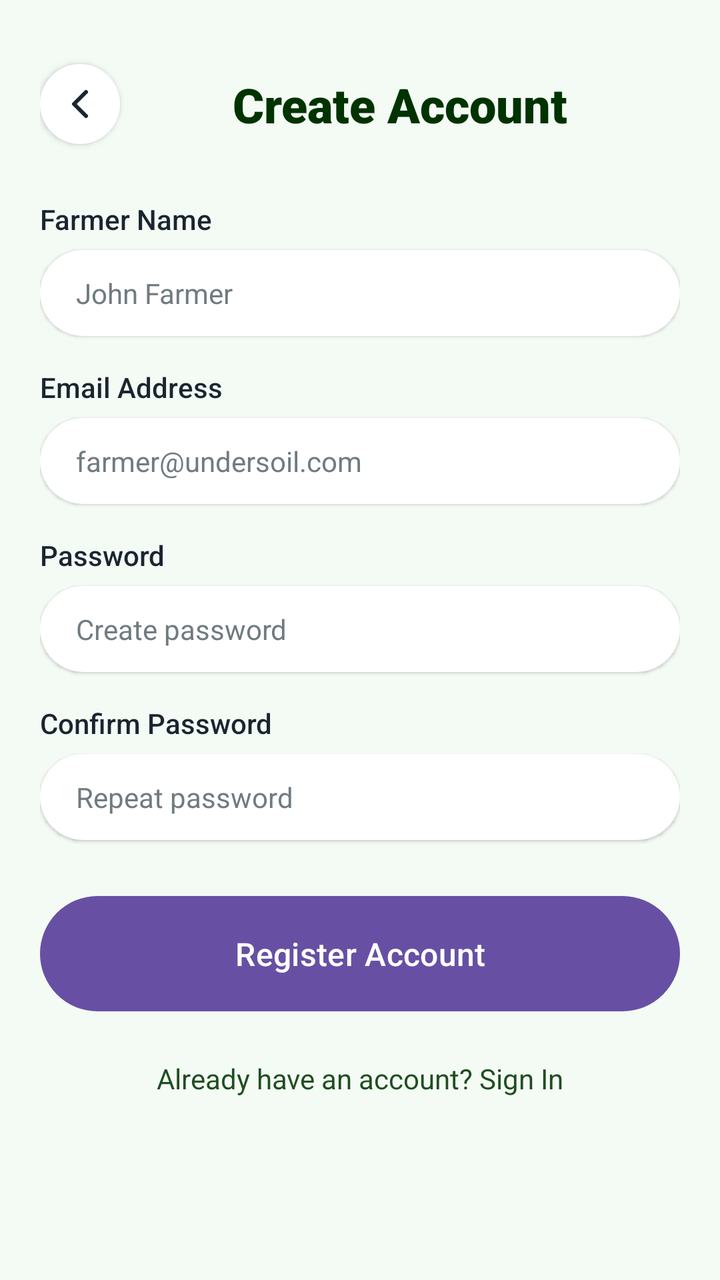
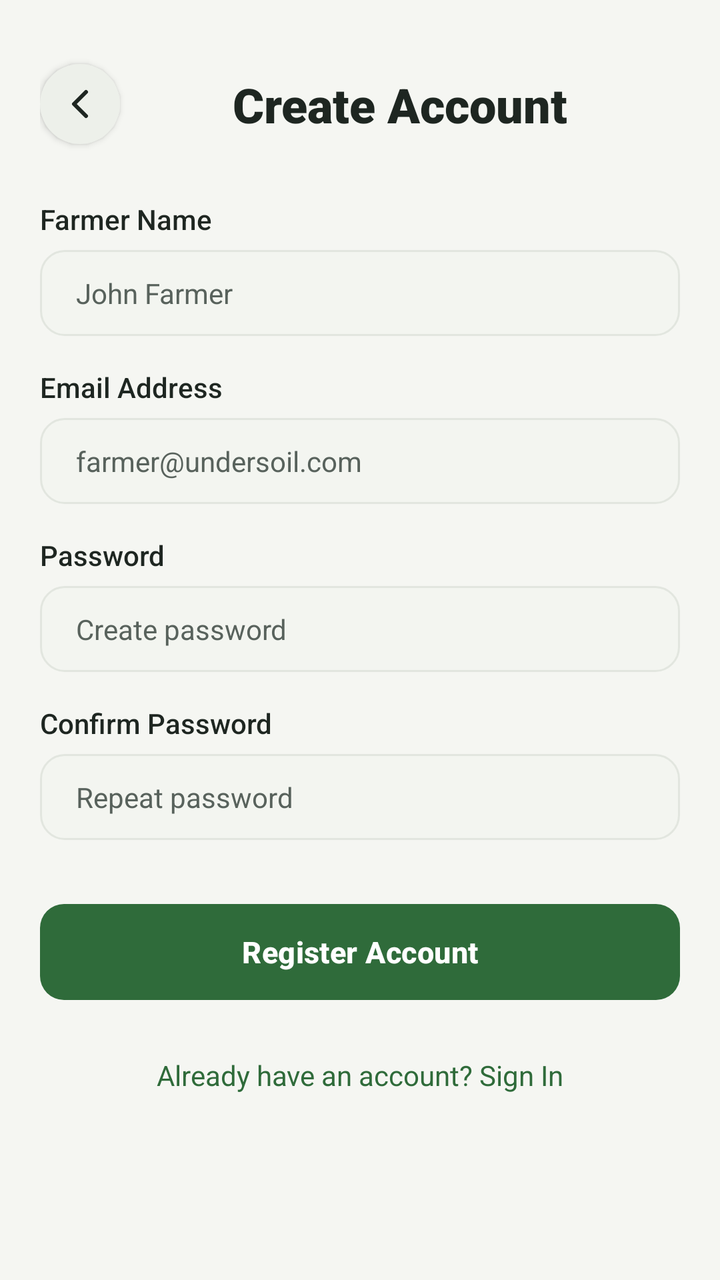

An Android layout rendered at two revisions. The XML below is the earlier revision; the diff shows what the commit changed to produce the second picture.
<!-- AndroidManifest.xml: application theme Theme.Undersoil -->
<!-- res/layout/activity_sign_up.xml -->
<?xml version="1.0" encoding="utf-8"?>
<androidx.constraintlayout.widget.ConstraintLayout xmlns:android="http://schemas.android.com/apk/res/android"
    xmlns:app="http://schemas.android.com/apk/res-auto"
    android:id="@+id/main"
    android:layout_width="match_parent"
    android:layout_height="match_parent"
    android:background="@color/bg_light_green"
    android:padding="20dp">

    <ImageButton
        android:id="@+id/backButton"
        android:layout_width="40dp"
        android:layout_height="40dp"
        android:layout_marginTop="12dp"
        android:background="@drawable/bg_circle_white"
        android:elevation="2dp"
        android:padding="10dp"
        android:src="@drawable/ic_back_arrow"
        android:contentDescription="Back"
        app:layout_constraintStart_toStartOf="parent"
        app:layout_constraintTop_toTopOf="parent" />

    <TextView
        android:id="@+id/titleText"
        android:layout_width="wrap_content"
        android:layout_height="wrap_content"
        android:fontFamily="sans-serif-black"
        android:text="Create Account"
        android:textColor="@color/text_main_dark"
        android:textSize="24sp"
        app:layout_constraintBottom_toBottomOf="@id/backButton"
        app:layout_constraintEnd_toEndOf="parent"
        app:layout_constraintStart_toEndOf="@id/backButton"
        app:layout_constraintTop_toTopOf="@id/backButton" />

    <TextView
        android:id="@+id/nameLabel"
        android:layout_width="0dp"
        android:layout_height="wrap_content"
        android:layout_marginTop="28dp"
        android:fontFamily="sans-serif-medium"
        android:text="Farmer Name"
        android:textColor="@color/text_dark"
        android:textSize="14sp"
        app:layout_constraintEnd_toEndOf="parent"
        app:layout_constraintStart_toStartOf="parent"
        app:layout_constraintTop_toBottomOf="@id/backButton" />

    <EditText
        android:id="@+id/nameInput"
        android:layout_width="0dp"
        android:layout_height="wrap_content"
        android:layout_marginTop="6dp"
        android:background="@drawable/bg_pill_white"
        android:elevation="1dp"
        android:fontFamily="sans-serif"
        android:hint="John Farmer"
        android:inputType="textPersonName|textCapWords"
        android:paddingHorizontal="18dp"
        android:paddingVertical="12dp"
        android:textColor="@color/input_text"
        android:textColorHint="@color/text_sub"
        android:textSize="14sp"
        app:layout_constraintEnd_toEndOf="parent"
        app:layout_constraintStart_toStartOf="parent"
        app:layout_constraintTop_toBottomOf="@id/nameLabel" />

    <TextView
        android:id="@+id/emailLabel"
        android:layout_width="0dp"
        android:layout_height="wrap_content"
        android:layout_marginTop="16dp"
        android:fontFamily="sans-serif-medium"
        android:text="Email Address"
        android:textColor="@color/text_dark"
        android:textSize="14sp"
        app:layout_constraintEnd_toEndOf="parent"
        app:layout_constraintStart_toStartOf="parent"
        app:layout_constraintTop_toBottomOf="@id/nameInput" />

    <EditText
        android:id="@+id/emailInput"
        android:layout_width="0dp"
        android:layout_height="wrap_content"
        android:layout_marginTop="6dp"
        android:background="@drawable/bg_pill_white"
        android:elevation="1dp"
        android:fontFamily="sans-serif"
        android:hint="farmer@undersoil.com"
        android:inputType="textEmailAddress"
        android:paddingHorizontal="18dp"
        android:paddingVertical="12dp"
        android:textColor="@color/input_text"
        android:textColorHint="@color/text_sub"
        android:textSize="14sp"
        app:layout_constraintEnd_toEndOf="parent"
        app:layout_constraintStart_toStartOf="parent"
        app:layout_constraintTop_toBottomOf="@id/emailLabel" />

    <TextView
        android:id="@+id/passwordLabel"
        android:layout_width="0dp"
        android:layout_height="wrap_content"
        android:layout_marginTop="16dp"
        android:fontFamily="sans-serif-medium"
        android:text="Password"
        android:textColor="@color/text_dark"
        android:textSize="14sp"
        app:layout_constraintEnd_toEndOf="parent"
        app:layout_constraintStart_toStartOf="parent"
        app:layout_constraintTop_toBottomOf="@id/emailInput" />

    <EditText
        android:id="@+id/passwordInput"
        android:layout_width="0dp"
        android:layout_height="wrap_content"
        android:layout_marginTop="6dp"
        android:background="@drawable/bg_pill_white"
        android:elevation="1dp"
        android:fontFamily="sans-serif"
        android:hint="Create password"
        android:inputType="textPassword"
        android:paddingHorizontal="18dp"
        android:paddingVertical="12dp"
        android:textColor="@color/input_text"
        android:textColorHint="@color/text_sub"
        android:textSize="14sp"
        app:layout_constraintEnd_toEndOf="parent"
        app:layout_constraintStart_toStartOf="parent"
        app:layout_constraintTop_toBottomOf="@id/passwordLabel" />

    <TextView
        android:id="@+id/confirmPasswordLabel"
        android:layout_width="0dp"
        android:layout_height="wrap_content"
        android:layout_marginTop="16dp"
        android:fontFamily="sans-serif-medium"
        android:text="Confirm Password"
        android:textColor="@color/text_dark"
        android:textSize="14sp"
        app:layout_constraintEnd_toEndOf="parent"
        app:layout_constraintStart_toStartOf="parent"
        app:layout_constraintTop_toBottomOf="@id/passwordInput" />

    <EditText
        android:id="@+id/confirmPasswordInput"
        android:layout_width="0dp"
        android:layout_height="wrap_content"
        android:layout_marginTop="6dp"
        android:background="@drawable/bg_pill_white"
        android:elevation="1dp"
        android:fontFamily="sans-serif"
        android:hint="Repeat password"
        android:inputType="textPassword"
        android:paddingHorizontal="18dp"
        android:paddingVertical="12dp"
        android:textColor="@color/input_text"
        android:textColorHint="@color/text_sub"
        android:textSize="14sp"
        app:layout_constraintEnd_toEndOf="parent"
        app:layout_constraintStart_toStartOf="parent"
        app:layout_constraintTop_toBottomOf="@id/confirmPasswordLabel" />

    <Button
        android:id="@+id/signUpButton"
        android:layout_width="0dp"
        android:layout_height="wrap_content"
        android:layout_marginTop="28dp"
        android:background="@drawable/bg_pill_green"
        android:elevation="2dp"
        android:fontFamily="sans-serif-medium"
        android:paddingVertical="14dp"
        android:text="Register Account"
        android:textAllCaps="false"
        android:textColor="@color/white"
        android:textSize="16sp"
        app:layout_constraintEnd_toEndOf="parent"
        app:layout_constraintStart_toStartOf="parent"
        app:layout_constraintTop_toBottomOf="@id/confirmPasswordInput" />

    <TextView
        android:id="@+id/tvLoginPrompt"
        android:layout_width="wrap_content"
        android:layout_height="wrap_content"
        android:layout_marginTop="16dp"
        android:fontFamily="sans-serif"
        android:padding="8dp"
        android:text="Already have an account? Sign In"
        android:textColor="@color/main_green"
        android:textSize="14sp"
        app:layout_constraintEnd_toEndOf="parent"
        app:layout_constraintStart_toStartOf="parent"
        app:layout_constraintTop_toBottomOf="@id/signUpButton" />

</androidx.constraintlayout.widget.ConstraintLayout>
<!-- resources referenced by this layout -->
<resources>
  <color name="bg_light_green">#F4FAF4</color>
  <color name="input_text">#1A3025</color>
  <color name="main_green">#1F4E20</color>
  <color name="text_dark">#1A2530</color>
  <color name="text_main_dark">#003300</color>
  <color name="text_sub">#707B81</color>
  <color name="white">#FFFFFFFF</color>
  <!-- drawable bg_circle_white (drawable) -->
  <?xml version="1.0" encoding="utf-8"?>
  <shape xmlns:android="http://schemas.android.com/apk/res/android"
      android:shape="oval">
      <solid android:color="@color/white" />
  </shape>
  <!-- drawable bg_pill_green (drawable) -->
  <?xml version="1.0" encoding="utf-8"?>
  <shape xmlns:android="http://schemas.android.com/apk/res/android"
      android:shape="rectangle">
      <solid android:color="@color/main_green" />
      <corners android:radius="50dp" />
  </shape>
  <!-- drawable bg_pill_white (drawable) -->
  <?xml version="1.0" encoding="utf-8"?>
  <shape xmlns:android="http://schemas.android.com/apk/res/android"
      android:shape="rectangle">
      <solid android:color="@color/white" />
      <corners android:radius="50dp" />
  </shape>
  <!-- drawable ic_back_arrow (drawable) -->
  <?xml version="1.0" encoding="utf-8"?>
  <vector xmlns:android="http://schemas.android.com/apk/res/android"
      android:width="24dp"
      android:height="24dp"
      android:viewportWidth="24"
      android:viewportHeight="24">
      <path
          android:fillColor="@android:color/transparent"
          android:strokeColor="#1A2530"
          android:strokeWidth="2"
          android:strokeLineCap="round"
          android:strokeLineJoin="round"
          android:pathData="M15,18 L9,12 L15,6" />
  </vector>
  <style name="Base.Theme.Undersoil" parent="Theme.Material3.DayNight.NoActionBar">
          
      </style>
  <!-- unchanged entries left out for length: 1 -->
</resources>

<!-- the commit's change to res/layout/activity_sign_up.xml (unified diff, before → after) -->
@@ -4,7 +4,7 @@
     android:id="@+id/main"
     android:layout_width="match_parent"
     android:layout_height="match_parent"
-    android:background="@color/bg_light_green"
+    android:background="@drawable/bg_screen_gradient"
     android:padding="20dp">
 
     <ImageButton
@@ -51,8 +51,7 @@
         android:layout_width="0dp"
         android:layout_height="wrap_content"
         android:layout_marginTop="6dp"
-        android:background="@drawable/bg_pill_white"
-        android:elevation="1dp"
+        android:background="@drawable/bg_input_field"
         android:fontFamily="sans-serif"
         android:hint="John Farmer"
         android:inputType="textPersonName|textCapWords"
@@ -83,8 +82,7 @@
         android:layout_width="0dp"
         android:layout_height="wrap_content"
         android:layout_marginTop="6dp"
-        android:background="@drawable/bg_pill_white"
-        android:elevation="1dp"
+        android:background="@drawable/bg_input_field"
         android:fontFamily="sans-serif"
         android:hint="farmer@undersoil.com"
         android:inputType="textEmailAddress"
@@ -115,8 +113,7 @@
         android:layout_width="0dp"
         android:layout_height="wrap_content"
         android:layout_marginTop="6dp"
-        android:background="@drawable/bg_pill_white"
-        android:elevation="1dp"
+        android:background="@drawable/bg_input_field"
         android:fontFamily="sans-serif"
         android:hint="Create password"
         android:inputType="textPassword"
@@ -147,8 +144,7 @@
         android:layout_width="0dp"
         android:layout_height="wrap_content"
         android:layout_marginTop="6dp"
-        android:background="@drawable/bg_pill_white"
-        android:elevation="1dp"
+        android:background="@drawable/bg_input_field"
         android:fontFamily="sans-serif"
         android:hint="Repeat password"
         android:inputType="textPassword"
@@ -161,19 +157,14 @@
         app:layout_constraintStart_toStartOf="parent"
         app:layout_constraintTop_toBottomOf="@id/confirmPasswordLabel" />
 
-    <Button
+    <com.google.android.material.button.MaterialButton
         android:id="@+id/signUpButton"
+        style="@style/Widget.AgriTech.Button"
+        android:minHeight="56dp"
         android:layout_width="0dp"
         android:layout_height="wrap_content"
         android:layout_marginTop="28dp"
-        android:background="@drawable/bg_pill_green"
-        android:elevation="2dp"
-        android:fontFamily="sans-serif-medium"
-        android:paddingVertical="14dp"
         android:text="Register Account"
-        android:textAllCaps="false"
-        android:textColor="@color/white"
-        android:textSize="16sp"
         app:layout_constraintEnd_toEndOf="parent"
         app:layout_constraintStart_toStartOf="parent"
         app:layout_constraintTop_toBottomOf="@id/confirmPasswordInput" />
<!-- resource entries referenced after the edit -->
@@ -1,31 +1,43 @@
 <!-- resources referenced by this layout -->
 <resources>
-  <color name="bg_light_green">#F4FAF4</color>
-  <color name="input_text">#1A3025</color>
-  <color name="main_green">#1F4E20</color>
-  <color name="text_dark">#1A2530</color>
-  <color name="text_main_dark">#003300</color>
-  <color name="text_sub">#707B81</color>
-  <color name="white">#FFFFFFFF</color>
+  <color name="input_text">@color/us_text_primary</color>
+  <color name="main_green">@color/us_bio_green</color>
+  <color name="text_dark">@color/us_text_primary</color>
+  <color name="text_main_dark">@color/us_text_primary</color>
+  <color name="text_sub">@color/us_text_secondary</color>
   <!-- drawable bg_circle_white (drawable) -->
   <?xml version="1.0" encoding="utf-8"?>
   <shape xmlns:android="http://schemas.android.com/apk/res/android"
       android:shape="oval">
-      <solid android:color="@color/white" />
+      <solid android:color="@color/us_surface_raised" />
   </shape>
-  <!-- drawable bg_pill_green (drawable) -->
+  <!-- drawable bg_input_field (drawable) -->
+  <?xml version="1.0" encoding="utf-8"?>
+  <selector xmlns:android="http://schemas.android.com/apk/res/android">
+      <item android:state_focused="true">
+          <shape android:shape="rectangle">
+              <solid android:color="@color/us_surface_input" />
+              <stroke
+                  android:width="1.5dp"
+                  android:color="@color/us_bio_green" />
+              <corners android:radius="12dp" />
+          </shape>
+      </item>
+      <item>
+          <shape android:shape="rectangle">
+              <solid android:color="@color/us_surface_input" />
+              <stroke
+                  android:width="1dp"
+                  android:color="@color/us_outline" />
+              <corners android:radius="12dp" />
+          </shape>
+      </item>
+  </selector>
+  <!-- drawable bg_screen_gradient (drawable) -->
   <?xml version="1.0" encoding="utf-8"?>
   <shape xmlns:android="http://schemas.android.com/apk/res/android"
       android:shape="rectangle">
-      <solid android:color="@color/main_green" />
-      <corners android:radius="50dp" />
-  </shape>
-  <!-- drawable bg_pill_white (drawable) -->
-  <?xml version="1.0" encoding="utf-8"?>
-  <shape xmlns:android="http://schemas.android.com/apk/res/android"
-      android:shape="rectangle">
-      <solid android:color="@color/white" />
-      <corners android:radius="50dp" />
+      <solid android:color="@color/us_bg" />
   </shape>
   <!-- drawable ic_back_arrow (drawable) -->
   <?xml version="1.0" encoding="utf-8"?>
@@ -36,14 +48,241 @@
       android:viewportHeight="24">
       <path
           android:fillColor="@android:color/transparent"
-          android:strokeColor="#1A2530"
+          android:strokeColor="@color/us_text_primary"
           android:strokeWidth="2"
           android:strokeLineCap="round"
           android:strokeLineJoin="round"
           android:pathData="M15,18 L9,12 L15,6" />
   </vector>
-  <style name="Base.Theme.Undersoil" parent="Theme.Material3.DayNight.NoActionBar">
-          
+  <style name="Widget.AgriTech.Button" parent="Widget.Material3.Button">
+          <item name="backgroundTint">@color/selector_button_primary_bg</item>
+          <item name="android:textColor">@color/selector_button_primary_text</item>
+          <item name="iconTint">@color/selector_button_primary_text</item>
+          <item name="rippleColor">#33FFFFFF</item>
+          <item name="android:minHeight">52dp</item>
+          <item name="android:textSize">15sp</item>
+          <item name="android:textStyle">bold</item>
+          <item name="android:letterSpacing">0.01</item>
+          <item name="android:textAllCaps">false</item>
+          <item name="shapeAppearance">@style/ShapeAppearance.AgriTech.Button</item>
+          <item name="android:elevation">0dp</item>
+      </style>
+  <color name="us_text_primary">#1E2621</color>
+  <color name="us_bio_green">#2F6B3A</color>
+  <color name="us_text_secondary">#58625C</color>
+  <color name="us_surface_raised">#EDF0EA</color>
+  <color name="us_surface_input">#F3F5F0</color>
+  <color name="us_outline">#E2E6DF</color>
+  <color name="us_bg">#F5F6F2</color>
+  <style name="ShapeAppearance.AgriTech.Button" parent="">
+          <item name="cornerFamily">rounded</item>
+          <item name="cornerSize">12dp</item>
+      </style>
+  <style name="Base.Theme.Undersoil" parent="AgriTech.Theme" />
+  <style name="AgriTech.Theme" parent="Theme.Material3.DayNight.NoActionBar">
+          
+          <item name="colorPrimary">@color/us_bio_green</item>
+          <item name="colorOnPrimary">@color/us_on_bio_green</item>
+          <item name="colorPrimaryContainer">@color/us_bio_green_container</item>
+          <item name="colorOnPrimaryContainer">@color/us_on_bio_green_container</item>
+          <item name="colorPrimaryInverse">@color/us_bio_green_dim</item>
+  
+          
+          <item name="colorSecondary">@color/us_aqua</item>
+          <item name="colorOnSecondary">@color/us_on_aqua</item>
+          <item name="colorSecondaryContainer">@color/us_aqua_container</item>
+          <item name="colorOnSecondaryContainer">@color/us_on_aqua_container</item>
+  
+          
+          <item name="colorTertiary">@color/us_amber</item>
+          <item name="colorOnTertiary">@color/us_surface</item>
+          <item name="colorTertiaryContainer">@color/us_amber_container</item>
+          <item name="colorOnTertiaryContainer">@color/us_text_primary</item>
+  
+          
+          <item name="colorError">@color/us_danger</item>
+          <item name="colorOnError">@color/us_on_danger</item>
+          <item name="colorErrorContainer">@color/us_danger_container</item>
+          <item name="colorOnErrorContainer">@color/us_text_primary</item>
+  
+          
+          <item name="android:colorBackground">@color/us_bg</item>
+          <item name="colorOnBackground">@color/us_text_primary</item>
+          <item name="colorSurface">@color/us_surface</item>
+          <item name="colorOnSurface">@color/us_text_primary</item>
+          <item name="colorSurfaceVariant">@color/us_surface_raised</item>
+          <item name="colorOnSurfaceVariant">@color/us_text_secondary</item>
+          <item name="colorSurfaceInverse">@color/us_text_primary</item>
+          <item name="colorOnSurfaceInverse">@color/us_bg</item>
+          <item name="colorSurfaceBright">@color/us_surface_raised</item>
+          <item name="colorSurfaceDim">@color/us_bg</item>
+          <item name="colorSurfaceContainerLowest">@color/us_surface</item>
+          <item name="colorSurfaceContainerLow">@color/us_surface</item>
+          <item name="colorSurfaceContainer">@color/us_surface_card</item>
+          <item name="colorSurfaceContainerHigh">@color/us_surface_raised</item>
+          <item name="colorSurfaceContainerHighest">@color/us_surface_raised</item>
+          <item name="colorOutline">@color/us_outline_strong</item>
+          <item name="colorOutlineVariant">@color/us_outline</item>
+          <item name="colorControlNormal">@color/us_text_secondary</item>
+          <item name="colorControlActivated">@color/us_bio_green</item>
+          <item name="colorControlHighlight">@color/us_bio_green_glow</item>
+  
+          
+          <item name="android:textColorPrimary">@color/us_text_primary</item>
+          <item name="android:textColorSecondary">@color/us_text_secondary</item>
+          <item name="android:textColorTertiary">@color/us_text_hint</item>
+          <item name="android:textColorHint">@color/us_text_hint</item>
+          <item name="android:textColorLink">@color/us_aqua</item>
+          <item name="android:textColorHighlight">@color/us_bio_green_container</item>
+          <item name="android:editTextColor">@color/us_text_primary</item>
+  
+          
+          <item name="android:windowBackground">@color/us_bg</item>
+          <item name="android:statusBarColor">@color/us_bg</item>
+          <item name="android:navigationBarColor">@color/us_surface</item>
+          <item name="android:windowLightStatusBar">true</item>
+          <item name="android:windowLightNavigationBar">true</item>
+          <item name="android:forceDarkAllowed">false</item>
+          <item name="android:isLightTheme">true</item>
+          <item name="isLightTheme">true</item>
+          <item name="android:windowAnimationStyle">@style/AgriTech.WindowAnimation</item>
+  
+          
+          <item name="materialCardViewStyle">@style/Widget.AgriTech.CardView</item>
+          <item name="materialButtonStyle">@style/Widget.AgriTech.Button</item>
+          <item name="borderlessButtonStyle">@style/Widget.AgriTech.Button.Text</item>
+          <item name="bottomNavigationStyle">@style/Widget.AgriTech.BottomNavigation</item>
+          <item name="bottomAppBarStyle">@style/Widget.AgriTech.BottomAppBar</item>
+          <item name="floatingActionButtonStyle">@style/Widget.AgriTech.FAB</item>
+          <item name="textInputStyle">@style/Widget.AgriTech.TextInputLayout</item>
+          <item name="materialSwitchStyle">@style/Widget.Material3.CompoundButton.MaterialSwitch</item>
+          <item name="shapeAppearanceCornerSmall">@style/ShapeAppearance.AgriTech.Small</item>
+          <item name="shapeAppearanceCornerMedium">@style/ShapeAppearance.AgriTech.Medium</item>
+          <item name="shapeAppearanceCornerLarge">@style/ShapeAppearance.AgriTech.Large</item>
+          <item name="materialAlertDialogTheme">@style/ThemeOverlay.AgriTech.Dialog</item>
+          <item name="android:alertDialogTheme">@style/ThemeOverlay.AgriTech.Dialog</item>
+      </style>
+  <color name="us_on_bio_green">#FFFFFF</color>
+  <color name="us_bio_green_container">#DDEBDD</color>
+  <color name="us_on_bio_green_container">#163A1E</color>
+  <color name="us_bio_green_dim">#24542D</color>
+  <color name="us_aqua">#2D7398</color>
+  <color name="us_on_aqua">#FFFFFF</color>
+  <color name="us_aqua_container">#DCEBF3</color>
+  <color name="us_on_aqua_container">#123547</color>
+  <color name="us_amber">#B8742A</color>
+  <color name="us_surface">#FFFFFF</color>
+  <color name="us_amber_container">#F6E8D6</color>
+  <color name="us_danger">#B34A3C</color>
+  <color name="us_on_danger">#FFFFFF</color>
+  <color name="us_danger_container">#F8E1DC</color>
+  <color name="us_surface_card">#FFFFFF</color>
+  <color name="us_outline_strong">#C4CBC1</color>
+  <color name="us_bio_green_glow">#1F2F6B3A</color>
+  <color name="us_text_hint">#89928C</color>
+  <style name="AgriTech.WindowAnimation" parent="@android:style/Animation.Activity">
+          <item name="android:activityOpenEnterAnimation">@anim/slide_in_right</item>
+          <item name="android:activityOpenExitAnimation">@anim/slide_out_left</item>
+          <item name="android:activityCloseEnterAnimation">@anim/fade_in</item>
+          <item name="android:activityCloseExitAnimation">@anim/fade_out</item>
+      </style>
+  <style name="Widget.AgriTech.CardView" parent="Widget.Material3.CardView.Elevated">
+          <item name="cardBackgroundColor">@color/us_surface_card</item>
+          <item name="cardCornerRadius">16dp</item>
+          <item name="cardElevation">1dp</item>
+          <item name="strokeColor">@color/us_outline</item>
+          <item name="strokeWidth">0dp</item>
+          <item name="rippleColor">@color/us_bio_green_glow</item>
+      </style>
+  <style name="Widget.AgriTech.Button.Text" parent="Widget.Material3.Button.TextButton">
+          <item name="android:textColor">@color/us_bio_green</item>
+          <item name="iconTint">@color/us_bio_green</item>
+          <item name="rippleColor">@color/us_bio_green_glow</item>
+          <item name="android:textStyle">bold</item>
+          <item name="android:textAllCaps">false</item>
+          <item name="shapeAppearance">@style/ShapeAppearance.AgriTech.Button</item>
+      </style>
+  <style name="Widget.AgriTech.BottomNavigation" parent="Widget.Material3.BottomNavigationView">
+          <item name="android:background">@android:color/transparent</item>
+          <item name="backgroundTint">@android:color/transparent</item>
+          <item name="elevation">0dp</item>
+          <item name="itemIconTint">@color/bottom_nav_item_tint</item>
+          <item name="itemTextColor">@color/bottom_nav_item_tint</item>
+          <item name="itemIconSize">24dp</item>
+          <item name="itemRippleColor">@color/us_bio_green_glow</item>
+          <item name="labelVisibilityMode">labeled</item>
+          <item name="itemActiveIndicatorStyle">@style/Widget.AgriTech.BottomNavigation.ActiveIndicator</item>
+          <item name="itemTextAppearanceActive">@style/TextAppearance.AgriTech.NavLabel.Active</item>
+          <item name="itemTextAppearanceInactive">@style/TextAppearance.AgriTech.NavLabel</item>
+      </style>
+  <style name="Widget.AgriTech.BottomAppBar" parent="Widget.Material3.BottomAppBar">
+          <item name="backgroundTint">@color/us_surface</item>
+          <item name="elevation">6dp</item>
+          <item name="fabAnchorMode">cradle</item>
+          <item name="fabAlignmentMode">center</item>
+          <item name="fabCradleMargin">8dp</item>
+          <item name="fabCradleRoundedCornerRadius">20dp</item>
+          <item name="fabCradleVerticalOffset">4dp</item>
+      </style>
+  <style name="Widget.AgriTech.FAB" parent="Widget.Material3.FloatingActionButton.Primary">
+          <item name="backgroundTint">@color/us_bio_green</item>
+          <item name="tint">@color/us_on_bio_green</item>
+          <item name="rippleColor">#33FFFFFF</item>
+          <item name="shapeAppearanceOverlay">@style/ShapeAppearance.AgriTech.Pill</item>
+          <item name="elevation">4dp</item>
+      </style>
+  <style name="Widget.AgriTech.TextInputLayout" parent="Widget.Material3.TextInputLayout.OutlinedBox">
+          <item name="boxBackgroundColor">@color/us_surface_input</item>
+          <item name="boxStrokeColor">@color/selector_input_stroke</item>
+          <item name="boxStrokeWidth">1dp</item>
+          <item name="boxStrokeWidthFocused">2dp</item>
+          <item name="hintTextColor">@color/us_bio_green</item>
+          <item name="android:textColorHint">@color/us_text_hint</item>
+          <item name="startIconTint">@color/us_text_secondary</item>
+          <item name="endIconTint">@color/us_text_secondary</item>
+          <item name="boxCornerRadiusTopStart">12dp</item>
+          <item name="boxCornerRadiusTopEnd">12dp</item>
+          <item name="boxCornerRadiusBottomStart">12dp</item>
+          <item name="boxCornerRadiusBottomEnd">12dp</item>
+      </style>
+  <style name="ShapeAppearance.AgriTech.Small" parent="ShapeAppearance.Material3.Corner.Small">
+          <item name="cornerFamily">rounded</item>
+          <item name="cornerSize">8dp</item>
+      </style>
+  <style name="ShapeAppearance.AgriTech.Medium" parent="ShapeAppearance.Material3.Corner.Medium">
+          <item name="cornerFamily">rounded</item>
+          <item name="cornerSize">16dp</item>
+      </style>
+  <style name="ShapeAppearance.AgriTech.Large" parent="ShapeAppearance.Material3.Corner.Large">
+          <item name="cornerFamily">rounded</item>
+          <item name="cornerSize">20dp</item>
+      </style>
+  <style name="ThemeOverlay.AgriTech.Dialog" parent="ThemeOverlay.Material3.MaterialAlertDialog">
+          <item name="colorSurface">@color/us_surface_card</item>
+          <item name="colorSurfaceContainerHigh">@color/us_surface_card</item>
+          <item name="colorOnSurface">@color/us_text_primary</item>
+          <item name="colorOnSurfaceVariant">@color/us_text_secondary</item>
+          <item name="colorPrimary">@color/us_bio_green</item>
+          <item name="android:textColorPrimary">@color/us_text_primary</item>
+          <item name="android:textColorSecondary">@color/us_text_secondary</item>
+          <item name="shapeAppearanceOverlay">@style/ShapeAppearance.AgriTech.Large</item>
+      </style>
+  <style name="Widget.AgriTech.BottomNavigation.ActiveIndicator" parent="Widget.Material3.BottomNavigationView.ActiveIndicator">
+          <item name="android:color">@color/bottom_nav_indicator</item>
+          <item name="android:width">64dp</item>
+          <item name="android:height">32dp</item>
+          <item name="shapeAppearance">@style/ShapeAppearance.AgriTech.Pill</item>
+      </style>
+  <style name="TextAppearance.AgriTech.NavLabel.Active">
+          <item name="android:textStyle">bold</item>
+      </style>
+  <style name="TextAppearance.AgriTech.NavLabel" parent="TextAppearance.Material3.LabelMedium">
+          <item name="android:textSize">12sp</item>
+          <item name="android:letterSpacing">0.04</item>
+      </style>
+  <style name="ShapeAppearance.AgriTech.Pill" parent="">
+          <item name="cornerFamily">rounded</item>
+          <item name="cornerSize">50%</item>
       </style>
   <!-- unchanged entries left out for length: 1 -->
 </resources>
